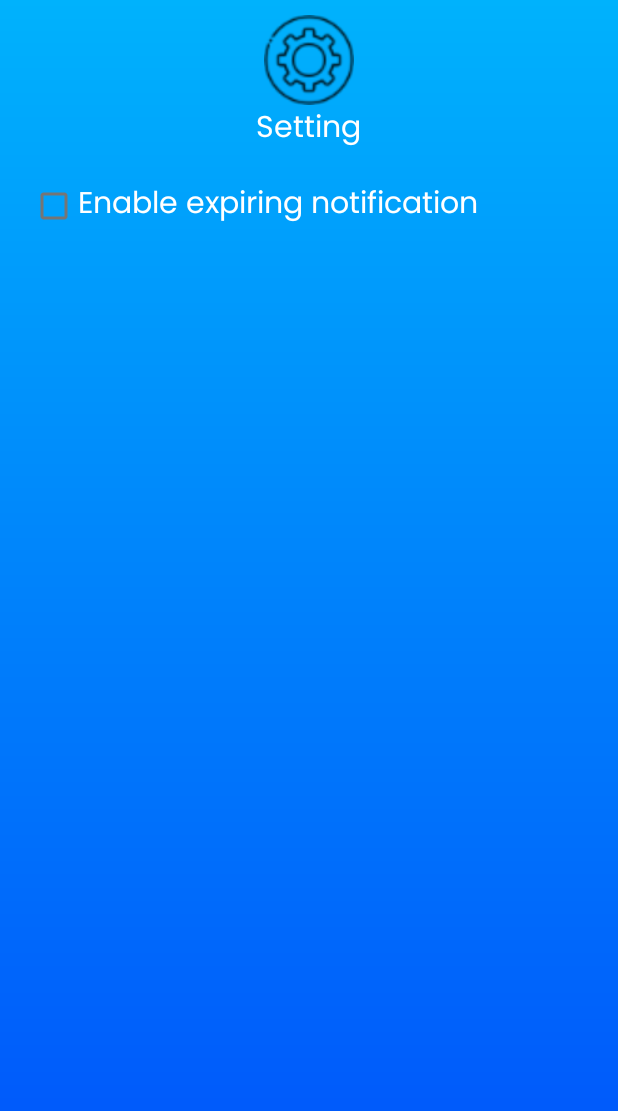
After one commit to flyfree861/C.A.M.CustomerAccessMethod, an Android app: the SettingActivity screen opened directly, with no data from a screen before it, on a phone screen of 412 x 824 dp. The commit adds this screen. Shown: the top 1111 px of the screen. Run offline under Robolectric (Android 15) with nearby library versions, the phone set to English and light mode, and no system bars.

Commit message:
- Ricreato da capo la class Notification cancellato il broadcast receiver - da finire la notification

```diff
--- a/app/src/main/java/com/example/camcustomeraccessmethod/Notification/ChannelCreation.java
+++ b/app/src/main/java/com/example/camcustomeraccessmethod/Notification/ChannelCreation.java
@@ -11,7 +11,7 @@ import com.example.camcustomeraccessmethod.R;
 
 public class ChannelCreation extends Application
 {
-    public static final String CHANNEL_1 = "Channel1";
+    public static final String CHANNEL_ID = "Channel1";
 
     @Override
     public void onCreate()
@@ -29,7 +29,7 @@ public class ChannelCreation extends Application
             CharSequence name = getString(R.string.channel_name);
             String description = getString(R.string.channel_description);
             int importance = NotificationManager.IMPORTANCE_HIGH;
-            NotificationChannel channel = new NotificationChannel(CHANNEL_1, name, importance);
+            NotificationChannel channel = new NotificationChannel(CHANNEL_ID, name, importance);
             channel.setDescription(description);
             // Register the channel with the system; you can't change the importance
             // or other notification behaviors after this
--- /dev/null
+++ b/app/src/main/java/com/example/camcustomeraccessmethod/SettingActivity.java
@@ -0,0 +1,22 @@
+package com.example.camcustomeraccessmethod;
+
+import androidx.appcompat.app.AppCompatActivity;
+
+import android.os.Bundle;
+import android.widget.CheckBox;
+
+public class SettingActivity extends AppCompatActivity
+{
+    CheckBox chkSetExpReminder;
+
+    @Override
+    protected void onCreate(Bundle savedInstanceState)
+    {
+        super.onCreate(savedInstanceState);
+        setContentView(R.layout.activity_setting);
+
+        chkSetExpReminder = findViewById(R.id.chkSettingEnableNotify);
+
+        chkSetExpReminder.isChecked();
+    }
+}
--- /dev/null
+++ b/app/src/main/res/layout/activity_setting.xml
@@ -0,0 +1,46 @@
+<?xml version="1.0" encoding="utf-8"?>
+<LinearLayout
+    xmlns:android="http://schemas.android.com/apk/res/android"
+    xmlns:app="http://schemas.android.com/apk/res-auto"
+    xmlns:tools="http://schemas.android.com/tools"
+    android:layout_width="match_parent"
+    android:layout_height="match_parent"
+    tools:context=".SettingActivity"
+    android:orientation="vertical"
+    android:background="@drawable/bg_main_gradient">
+
+        <ImageView
+            android:layout_marginTop="10dp"
+            android:layout_width="68dp"
+            android:layout_height="60dp"
+            android:layout_gravity="center"
+            android:src="@drawable/ic_setting_48x48" />
+
+        <TextView
+            android:layout_width="wrap_content"
+            android:layout_height="wrap_content"
+            android:fontFamily="@font/poppins"
+            android:layout_gravity="center"
+            android:text="Setting"
+            android:textColor="@color/white"
+            android:textSize="20dp" />
+
+        <LinearLayout
+            android:layout_width="wrap_content"
+            android:layout_height="wrap_content"
+            android:layout_marginTop="10dp"
+            android:layout_marginLeft="10dp"
+            android:orientation="vertical">
+
+            <CheckBox
+                android:id="@+id/chkSettingEnableNotify"
+                android:layout_width="match_parent"
+                android:layout_height="match_parent"
+                android:layout_marginLeft="10dp"
+                android:fontFamily="@font/poppins"
+                android:textSize="20dp"
+                android:textColor="@color/white"
+                android:text="Enable expiring notification"/>
+        </LinearLayout>
+
+</LinearLayout>
--- a/app/src/main/res/layout/activity_show_connection.xml
+++ b/app/src/main/res/layout/activity_show_connection.xml
@@ -13,14 +13,14 @@
         android:id="@+id/linearLayoutExpConnTitle"
         android:layout_width="410dp"
         android:layout_height="91dp"
+        android:layout_alignParentStart="true"
         android:layout_alignParentTop="true"
+        android:layout_alignParentEnd="true"
         android:layout_alignParentBottom="true"
         android:layout_marginTop="0dp"
         android:layout_marginBottom="640dp"
         android:gravity="center"
         android:orientation="vertical"
-        android:layout_alignParentEnd="true"
-        android:layout_alignParentStart="true"
         app:layout_constraintEnd_toEndOf="parent"
         app:layout_constraintStart_toStartOf="parent"
         app:layout_constraintTop_toTopOf="parent">
@@ -28,7 +28,7 @@
         <ImageView
             android:layout_width="68dp"
             android:layout_height="60dp"
-            android:src="@drawable/ic_show_connection_48px" />
+            android:src="@drawable/ic_show_connection_48" />
 
         <TextView
             android:layout_width="wrap_content"
```
Also changed, not shown: app/src/main/AndroidManifest.xml (+4 -4 lines), app/src/main/java/com/example/camcustomeraccessmethod/MainMenu.java (+15 -3 lines), app/src/main/java/com/example/camcustomeraccessmethod/Notification/Notification.java (+74 -1 lines), app/src/main/res/layout/activity_main_menu.xml (+48 -35 lines), app/src/main/res/drawable/ic_expire_date_48.png (added), app/src/main/res/drawable/ic_new_connection_48.png (added), app/src/main/res/drawable/ic_setting.png (added), app/src/main/res/drawable/ic_setting_48x48.png (added), app/src/main/res/drawable/ic_show_connection_48.png (added).
